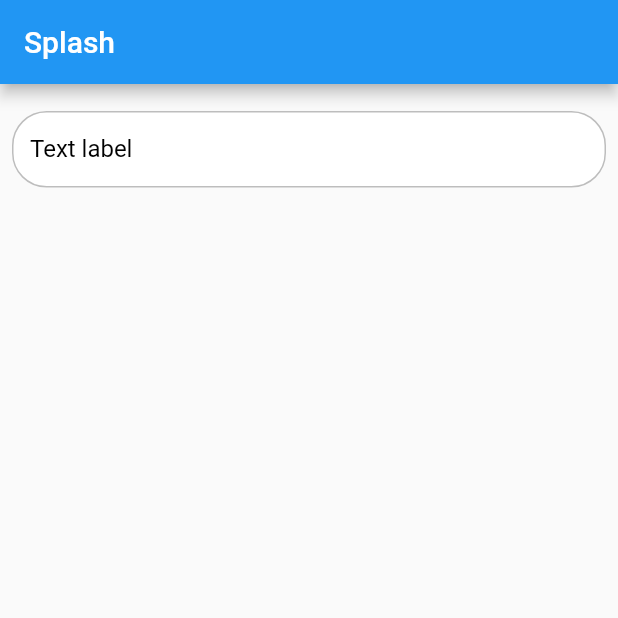
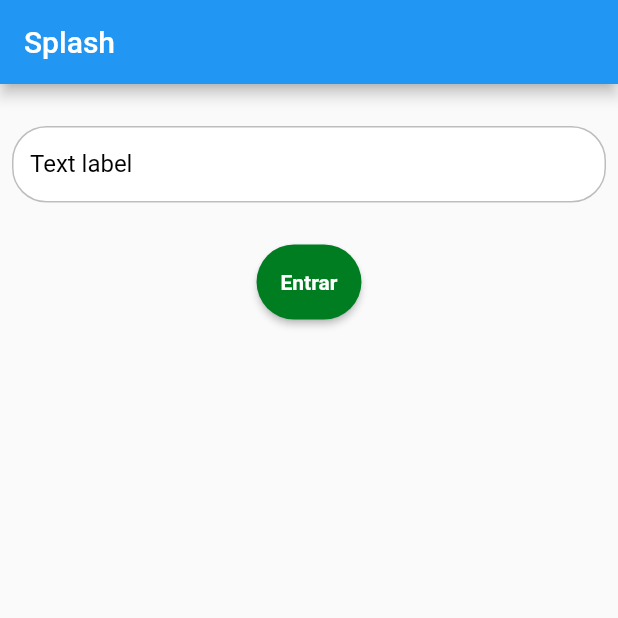
Before and after one commit to DiegoVeneroso/consuni_mobile, a Flutter app: the screen it shows after launch, on a phone screen of 412 x 824 dp, the top half of it. Run offline on Flutter 3.47's test engine with Material 2 defaults, Android fonts, the phone set to English and light mode, and no system bars; our stand-ins replace get; Roboto replaces fonts that are missing (mplus1).

Commit message:
custom_buttom

```diff
--- /dev/null
+++ b/lib/app/core/ui/widgets/custom_buttom.dart
@@ -0,0 +1,40 @@
+import 'package:flutter/material.dart';
+
+class CustomButtom extends StatelessWidget {
+
+  final VoidCallback? onPressed;
+  final String label;
+  final double? width;
+  final double height;
+  final Color? color;
+
+  const CustomButtom({
+    Key? key,
+    required this.label,
+    required this.onPressed,
+    this.width,
+    this.height = 50,
+    this.color
+     }) : super(key: key);
+
+   @override
+   Widget build(BuildContext context) {
+       return SizedBox(
+         width: width,
+         height: height,
+         child: ElevatedButton(
+           onPressed: onPressed,
+           child: Text(
+            label,
+            style: const TextStyle(
+              fontSize: 14,
+              fontWeight: FontWeight.bold
+              ),
+            ),
+            style: ElevatedButton.styleFrom(
+              shape: const StadiumBorder(), primary: color
+            ),
+          ),
+       );
+  }
+}
--- a/lib/app/modules/splash/splash_page.dart
+++ b/lib/app/modules/splash/splash_page.dart
@@ -1,3 +1,4 @@
+import 'package:consuni_mobile/app/core/ui/widgets/custom_buttom.dart';
 import 'package:consuni_mobile/app/core/ui/widgets/custom_textformfield.dart';
 import 'package:flutter/material.dart';
 
@@ -13,14 +14,18 @@ class SplashPage extends StatelessWidget {
       body: Column(
         children: [
           const SizedBox(
-            height: 10,
+            height: 20,
           ),
-          Padding(
-            padding: const EdgeInsets.all(8.0),
+          const Padding(
+            padding: EdgeInsets.all(8.0),
             child: CustomTextformfield(
               label: 'Text label',
             ),
           ),
+          const SizedBox(
+            height: 20,
+          ),
+          CustomButtom(label: 'Entrar', onPressed: (){})
         ],
       ),
     );
```
